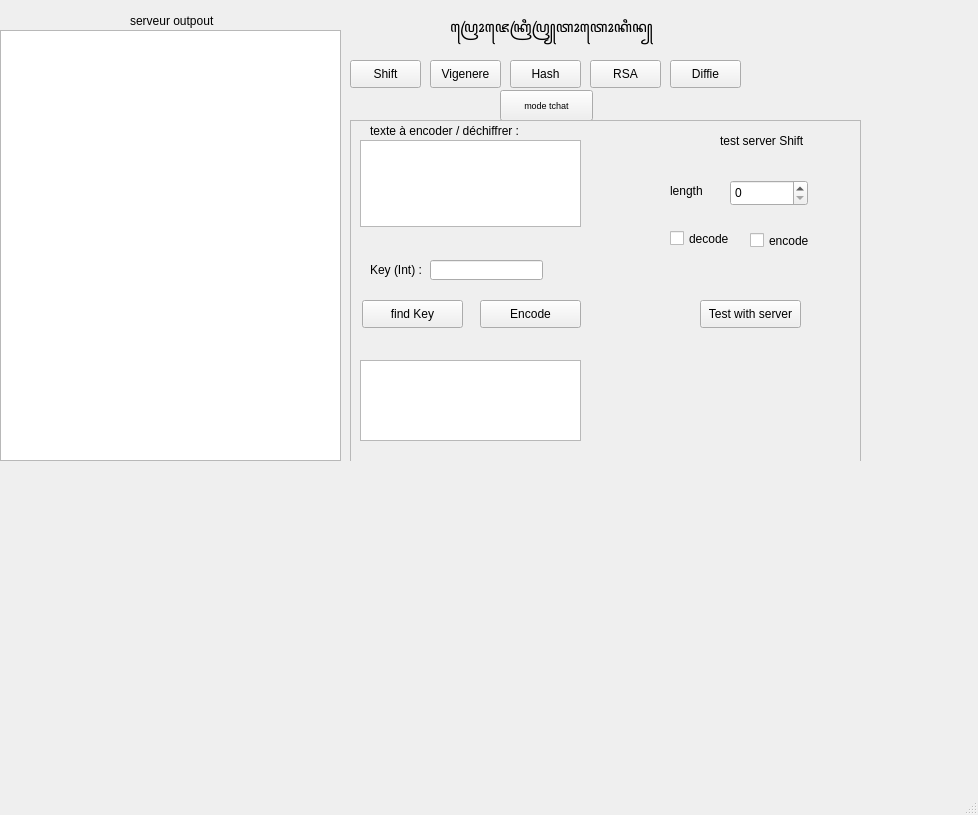
Above: GUI/Gui.ui from Nerolans/CrySec before the change. Below: the same form after it.
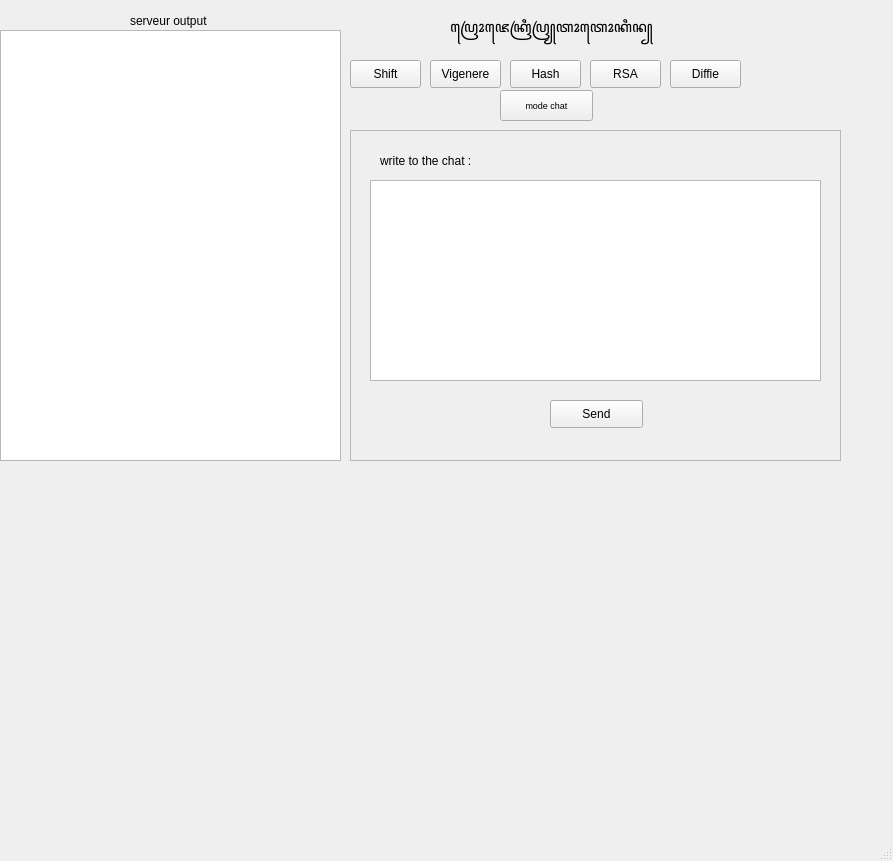
That is the form after the change.

Commit message: Add Gui for Hash and chat mode

Diff of the .ui file:
```diff
--- a/GUI/Gui.ui
+++ b/GUI/Gui.ui
@@ -6,8 +6,8 @@
    <rect>
     <x>0</x>
     <y>0</y>
-    <width>978</width>
-    <height>815</height>
+    <width>893</width>
+    <height>861</height>
    </rect>
   </property>
   <property name="windowTitle">
@@ -123,7 +123,7 @@
      </font>
     </property>
     <property name="text">
-     <string>mode tchat</string>
+     <string>mode chat</string>
     </property>
    </widget>
    <widget class="QLabel" name="label_5">
@@ -136,7 +136,7 @@
      </rect>
     </property>
     <property name="text">
-     <string>serveur outpout</string>
+     <string>serveur output</string>
     </property>
    </widget>
    <widget class="QStackedWidget" name="page_crypto">
@@ -149,7 +149,7 @@
      </rect>
     </property>
     <property name="currentIndex">
-     <number>0</number>
+     <number>3</number>
     </property>
     <widget class="QWidget" name="page">
      <widget class="QFrame" name="frame_Shift">
@@ -180,8 +180,8 @@
       <widget class="QPushButton" name="btn_shift_decode">
        <property name="geometry">
         <rect>
-         <x>12</x>
-         <y>180</y>
+         <x>80</x>
+         <y>210</y>
          <width>101</width>
          <height>28</height>
         </rect>
@@ -324,6 +324,19 @@
         </rect>
        </property>
       </widget>
+      <widget class="QPushButton" name="btn_shift_decode">
+       <property name="geometry">
+        <rect>
+         <x>20</x>
+         <y>180</y>
+         <width>101</width>
+         <height>28</height>
+        </rect>
+       </property>
+       <property name="text">
+        <string>Decode</string>
+       </property>
+      </widget>
      </widget>
     </widget>
     <widget class="QWidget" name="page_2">
@@ -617,6 +630,60 @@
       </widget>
      </widget>
     </widget>
+    <widget class="QWidget" name="page_4">
+     <widget class="QFrame" name="frame_tchat">
+      <property name="geometry">
+       <rect>
+        <x>10</x>
+        <y>10</y>
+        <width>491</width>
+        <height>331</height>
+       </rect>
+      </property>
+      <property name="frameShape">
+       <enum>QFrame::Shape::StyledPanel</enum>
+      </property>
+      <property name="frameShadow">
+       <enum>QFrame::Shadow::Raised</enum>
+      </property>
+      <widget class="QPushButton" name="btn_chat_send">
+       <property name="geometry">
+        <rect>
+         <x>200</x>
+         <y>270</y>
+         <width>93</width>
+         <height>28</height>
+        </rect>
+       </property>
+       <property name="text">
+        <string>Send</string>
+       </property>
+      </widget>
+      <widget class="QTextEdit" name="chat_text">
+       <property name="geometry">
+        <rect>
+         <x>20</x>
+         <y>50</y>
+         <width>451</width>
+         <height>201</height>
+        </rect>
+       </property>
+      </widget>
+      <widget class="QLabel" name="label_15">
+       <property name="geometry">
+        <rect>
+         <x>30</x>
+         <y>20</y>
+         <width>161</width>
+         <height>21</height>
+        </rect>
+       </property>
+       <property name="text">
+        <string>write to the chat : </string>
+       </property>
+      </widget>
+     </widget>
+    </widget>
    </widget>
   </widget>
   <widget class="QMenuBar" name="menubar">
```
Left out of the diff: 14 changed lines with no effect on the pictures. The commit also changes 8 other files.
